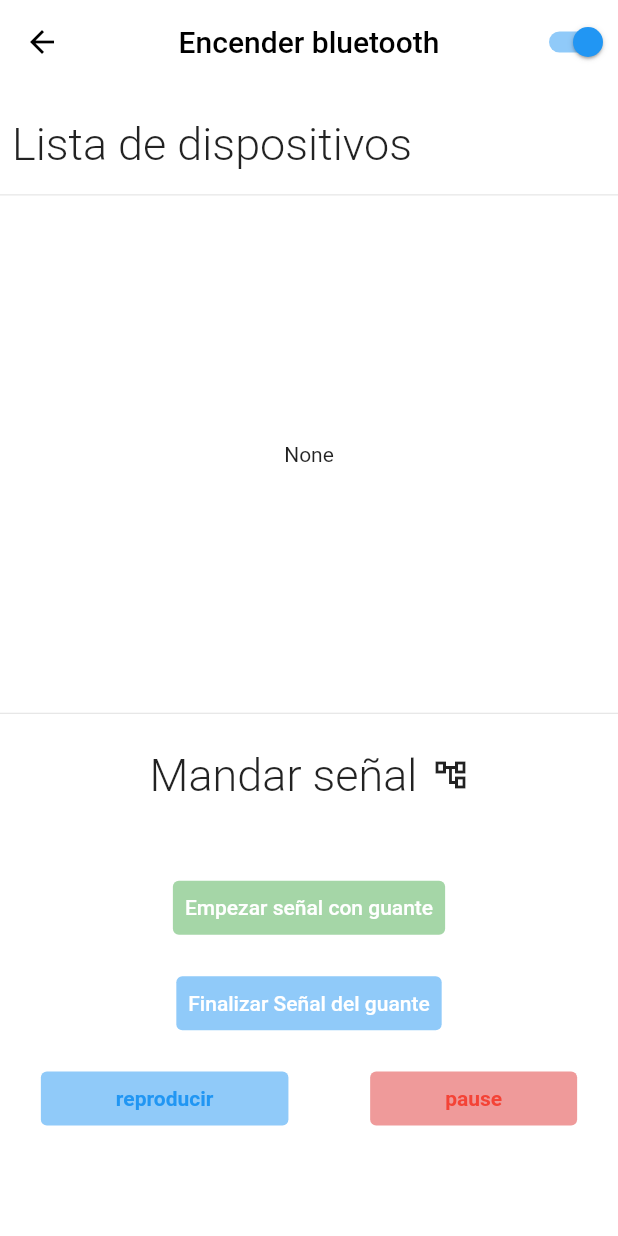
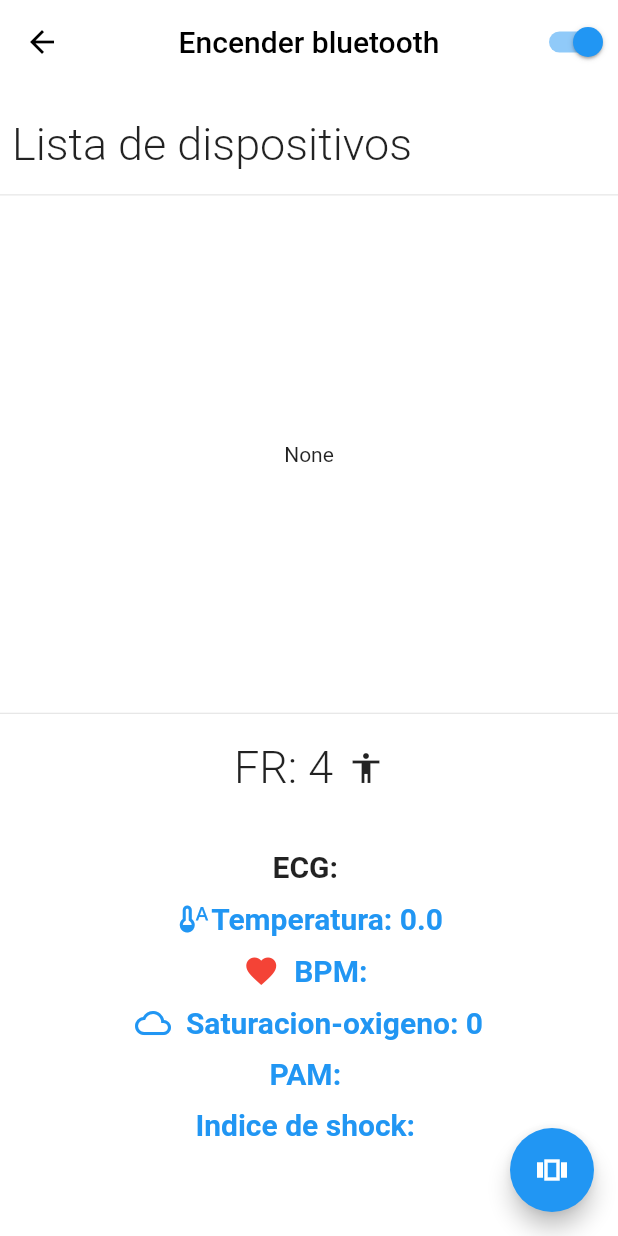
Before and after one commit to ozel-byte/bioapp, a Flutter app: the PageBlue screen opened by its route, on a phone screen of 412 x 824 dp. Run offline on Flutter 3.47's test engine with Material 2 defaults, Android fonts, the phone set to English and light mode, and no system bars; our stand-ins replace charts_flutter, flutter_bluetooth_serial; missing offline and left inert: dart:ffi.

Commit message:
update proyecto

```diff
--- a/lib/main.dart
+++ b/lib/main.dart
@@ -1,4 +1,5 @@
 import 'package:bioapp/pages/Buscar.dart';
+import 'package:bioapp/pages/Monitor.dart';
 import 'package:bioapp/pages/SignIn.dart';
 import 'package:bioapp/pages/SignOut.dart';
 import 'package:bioapp/pages/SplashScreen.dart';
@@ -22,7 +23,8 @@ class MyApp extends StatelessWidget {
         "Menu": (_) => Menu(),
         "AgregarPaciente": (_) => RegistrarPaciente(),
         "Buscar": (_) => SearchPaciente(),
-        "Bluetooth": (_) => PageBlue()
+        "Bluetooth": (_) => PageBlue(),
+        "Monitor": (_) => Monitor()
       },
     );
   }
--- a/lib/pages/bluetooth.dart
+++ b/lib/pages/bluetooth.dart
@@ -1,7 +1,11 @@
 import 'dart:convert';
+import 'dart:ffi';
+import 'dart:math';
 
 import 'dart:typed_data';
-
+import 'package:bioapp/services/graficaStream.dart';
+import 'package:bioapp/widgest/grafica.dart';
+import 'package:charts_flutter/flutter.dart' as charts;
 import 'package:flutter/material.dart';
 import 'package:flutter/services.dart';
 import 'package:flutter_bluetooth_serial/flutter_bluetooth_serial.dart';
@@ -18,7 +22,15 @@ class _PageBlueState extends State<PageBlue> {
 
   FlutterBluetoothSerial _bluetoothSerial = FlutterBluetoothSerial.instance;
   List<BluetoothDevice> _deviceList = [];
-
+  GraficaStream gs = GraficaStream();
+  String bpm = "";
+  String ecg = "";
+  String ts = "0.0";
+  String spo2 = "0";
+  bool temcolor = false;
+  bool status2 = false;
+  String ins = "";
+  String pam = "";
   var connection;
 
   bool get isConnected => connection != null && connection.isConnected;
@@ -33,6 +45,7 @@ class _PageBlueState extends State<PageBlue> {
   String nombreDispositivoConectado = "";
   String direcionDispositivoConectado = "";
   String status = "...";
+  String fr = "0";
   @override
   void initState() {
     // TODO: implement initState
@@ -64,6 +77,7 @@ class _PageBlueState extends State<PageBlue> {
     if (_bluetoothState == BluetoothState.STATE_OFF) {
       await FlutterBluetoothSerial.instance.requestEnable();
       await getPairedDevices();
+
       return true;
     } else {
       await getPairedDevices();
@@ -139,18 +153,20 @@ class _PageBlueState extends State<PageBlue> {
               }),
         ],
       ),
-        body: Column(
+      body: Stack(
         children: [
-            Container(
+          Column(
+            children: [
+              SizedBox(
                   width: size.width * 1,
                   height: size.height * 0.08,
                   child: Row(
                     children: [
                       Column(
                         mainAxisAlignment: MainAxisAlignment.end,
-                      children: [
+                        children: const [
                           Padding(
-                          padding: const EdgeInsets.all(8.0),
+                            padding: EdgeInsets.all(8.0),
                             child: Text(
                               "Lista de dispositivos",
                               style: TextStyle(
@@ -162,13 +178,13 @@ class _PageBlueState extends State<PageBlue> {
                     ],
                   )),
               Divider(),
-            Container(
+              SizedBox(
                 width: size.width * 1,
                 height: size.height * 0.4,
                 child: listDeviceActive(size),
               ),
               Divider(),
-            Container(
+              SizedBox(
                 width: size.width * 1,
                 height: size.height * 0.35,
                 child: Column(
@@ -177,97 +193,147 @@ class _PageBlueState extends State<PageBlue> {
                     Row(
                       mainAxisAlignment: MainAxisAlignment.center,
                       children: [
-                      Text("Mandar señal",
+                        Text("FR: " + Random().nextInt(24).toString(),
                             style: TextStyle(
                                 fontWeight: FontWeight.w300, fontSize: 30)),
                         SizedBox(
                           width: 10,
                         ),
-                      Icon(Icons.account_tree_outlined)
+                        Icon(Icons.accessibility_sharp)
                       ],
                     ),
-                  Text(vozText),
-                  TextButton(
-                      style: ButtonStyle(
-                          backgroundColor:
-                              MaterialStateProperty.all(Colors.green[200])),
-                      onPressed: () {
-                        activeSenal = true;
-                        setState(() {});
-                      },
-                      child: Text(
-                        "Empezar señal con guante",
-                        style: TextStyle(color: Colors.white),
-                      )),
-                  TextButton(
-                      style: ButtonStyle(
-                          backgroundColor:
-                              MaterialStateProperty.all(Colors.blue[200])),
-                      onPressed: () {
-                        activeSenal = false;
-                        setState(() {});
-                      },
-                      child: Text(
-                        "Finalizar Señal del guante",
-                        style: TextStyle(color: Colors.white),
-                      )),
+                    Text(
+                      vozText.trim(),
+                      style: TextStyle(fontWeight: FontWeight.bold),
+                    ),
+                    AnimatedContainer(
+                      duration: Duration(milliseconds: 2000),
+                      curve: Curves.easeOutQuad,
+                      child: Text("ECG: " + ecg,
+                          style: TextStyle(
+                              fontWeight: FontWeight.bold, fontSize: 20)),
+                    ),
                     Row(
-                    mainAxisAlignment: MainAxisAlignment.spaceAround,
+                      mainAxisAlignment: MainAxisAlignment.center,
                       children: [
-                      TextButton(
-                          style: ButtonStyle(
-                              padding: MaterialStateProperty.all(
-                                  EdgeInsets.symmetric(horizontal: 50)),
-                              backgroundColor:
-                                  MaterialStateProperty.all(Colors.blue[200])),
-                          onPressed: () {
-                            reproducirVoz();
-                          },
-                          child: Text(
-                            "reproducir",
-                            style: TextStyle(fontWeight: FontWeight.bold),
-                          )),
-                      TextButton(
-                          style: ButtonStyle(
-                              padding: MaterialStateProperty.all(
-                                  EdgeInsets.symmetric(horizontal: 50)),
-                              backgroundColor:
-                                  MaterialStateProperty.all(Colors.red[200])),
-                          onPressed: () {
-                            ttop();
-                          },
-                          child: Text(
-                            "pause",
+                        Icon(
+                          Icons.thermostat_auto_sharp,
+                          color:
+                              double.parse(ts) > 37 ? Colors.red : Colors.blue,
+                        ),
+                        Text(
+                          "Temperatura: " + ts,
                           style: TextStyle(
-                                color: Colors.red, fontWeight: FontWeight.bold),
-                          ))
+                              fontWeight: FontWeight.bold,
+                              fontSize: 20,
+                              color: double.parse(ts) > 37
+                                  ? Colors.red
+                                  : Colors.blue),
+                        ),
+                      ],
+                    ),
+                    Row(
+                      mainAxisAlignment: MainAxisAlignment.center,
+                      children: [
+                        AnimatedContainer(
+                          duration: Duration(seconds: 3),
+                          curve: Curves.fastLinearToSlowEaseIn,
+                          child: Icon(
+                            Icons.favorite_outlined,
+                            color: Colors.red,
+                          ),
+                        ),
+                        SizedBox(
+                          width: 10,
+                        ),
+                        Text(
+                          "BPM: " + bpm,
+                          style: TextStyle(
+                              fontWeight: FontWeight.bold,
+                              fontSize: 20,
+                              color: Colors.blue),
+                        ),
+                      ],
+                    ),
+                    Row(
+                      mainAxisAlignment: MainAxisAlignment.center,
+                      children: [
+                        Icon(
+                          Icons.cloud_queue,
+                          color: Colors.blue,
+                        ),
+                        SizedBox(
+                          width: 10,
+                        ),
+                        Text(
+                          "Saturacion-oxigeno: " + spo2,
+                          style: TextStyle(
+                              fontWeight: FontWeight.bold,
+                              fontSize: 20,
+                              color: int.parse(spo2) == -85
+                                  ? Colors.red
+                                  : Colors.blue),
+                        ),
+                      ],
+                    ),
+                    Row(
+                      mainAxisAlignment: MainAxisAlignment.center,
+                      children: [
+                        Text(
+                          "PAM: " + pam,
+                          style: TextStyle(
+                              fontWeight: FontWeight.bold,
+                              fontSize: 20,
+                              color: int.parse(spo2) == -85
+                                  ? Colors.red
+                                  : Colors.blue),
+                        ),
+                      ],
+                    ),
+                    Row(
+                      mainAxisAlignment: MainAxisAlignment.center,
+                      children: [
+                        Text(
+                          "Indice de shock: " + ins,
+                          style: TextStyle(
+                              fontWeight: FontWeight.bold,
+                              fontSize: 20,
+                              color: Colors.blue),
+                        ),
                       ],
                     )
                   ],
                 ),
               )
             ],
-        ));
+          ),
+          status2 == false
+              ? Container()
+              : Positioned(
+                  bottom: size.height / 3,
+                  child: Container(
+                    width: size.width,
+                    height: size.height * 0.4,
+                    color: Colors.white,
+                    child: SimpleLineChart.withSampleData(
+                        gs.getListaValoresGrafica),
+                  )),
+        ],
+      ),
+      floatingActionButton: FloatingActionButton(
+        onPressed: () {
+          setState(() {
+            if (status2) {
+              status2 = false;
+            } else {
+              status2 = true;
             }
-
-  List<DropdownMenuItem<BluetoothDevice>> _getDeviceItems() {
-    List<DropdownMenuItem<BluetoothDevice>> items = [];
-    if (_deviceList.isEmpty) {
-      items.add(DropdownMenuItem(child: Text('NONE')));
-    } else {
-      _deviceList.forEach((element) {
-        items.add(DropdownMenuItem(
-          child: Text(element.name!),
-          value: element,
-        ));
           });
+        },
+        child: Icon(Icons.view_carousel_outlined),
+      ),
+    );
   }
-    return items;
-  }
-
-  Future reproducirVoz() async {}
-
-  Future ttop() async {}
 
   void _connect() async {
     if (_device == null) {
@@ -278,14 +344,52 @@ class _PageBlueState extends State<PageBlue> {
             .then((_connection) {
           print("Connected to the device");
           connection = _connection;
-
           setState(() {
             _connected = true;
           });
+          connection.input!.listen((Uint8List data) {
+            // RegExp r = RegExp(r"^ [1-9]+|[1-9]+.[0-9]+$");
+            print("-------");
+            var lista = String.fromCharCodes(data).split(",");
+            if (lista[0].contains("E")) {
+              //print("Pocion 0: " + lista[0]);
+              //print(lista[0]);
 
-          connection.input!.listen((Uint8List data) {
-            print('data : ${ascii.decode(data)}');
-            if (activeSenal) {}
+              print(lista[3]);
+              setState(() {
+                int min = 13;
+
+                int max = 24;
+                ecg = lista[0].split("E")[1];
+                ts = lista[1].split("T")[1];
+                bpm = lista[2].split("B")[1];
+                pam =
+                    (((double.parse(bpm) * 0.5) / (double.parse(bpm) * 0.33)) *
+                            47)
+                        .toStringAsFixed(2);
+                spo2 = lista[3].split("S")[1].split("&")[0];
+                ins =
+                    (double.parse(bpm) / double.parse(pam)).toStringAsFixed(2);
+                fr = String.fromCharCodes(data).length > 0
+                    ? (min + Random().nextInt(max - min)).toString()
+                    : "0";
+
+                gs.anadirValores(double.parse(ecg));
+              });
+            }
+
+            // print(lista[1]);
+            // print(lista[2]);
+            // if (r.hasMatch(String.fromCharCodes(data))) {
+            //   print("id2: " + String.fromCharCodes(data));
+            //   bpm = String.fromCharCodes(data).trim();
+            //   setState(() {});
+            // }
+            print("-------");
+            // print('data : ${ascii.decode(data)}');
+            // if (activeSenal) {
+            //   print("entro");
+            // }
           }).onDone(() {
             if (isDisconnecting) {
               print("Disconnecting locally!");
--- /dev/null
+++ b/lib/services/graficaStream.dart
@@ -0,0 +1,21 @@
+import 'dart:async';
+
+import 'package:bioapp/widgest/grafica.dart';
+
+class GraficaStream {
+  List<LinearSales> listaGrafica = [];
+
+  StreamController<List<LinearSales>> _streamController =
+      new StreamController.broadcast();
+
+  Stream<List<LinearSales>> get getGraficaStream => _streamController.stream;
+  get getListaValoresGrafica => listaGrafica;
+
+  void anadirValores(double num) {
+    listaGrafica.add(LinearSales(num, listaGrafica.length * 1.0));
+    if (listaGrafica.length == 1000) {
+      listaGrafica.clear();
+    }
+    _streamController.sink.add(listaGrafica);
+  }
+}
--- a/pubspec.yaml
+++ b/pubspec.yaml
@@ -37,6 +37,7 @@ dependencies:
   http:
   uuid: 3.0.6
   flutter_bluetooth_serial: ^0.4.0
+  charts_flutter: ^0.12.0
 
 dev_dependencies:
   flutter_test:
```
Also changed, not shown: lib/pages/Buscar.dart (+23 -7 lines), lib/pages/Monitor.dart (+45 -0 lines), lib/services/ConexionApi.dart (+4 -4 lines), lib/widgest/grafica.dart (added, +53 -0 lines), pubspec.lock, 1 other file. Lines whose indentation alone changed are shown as unchanged.
